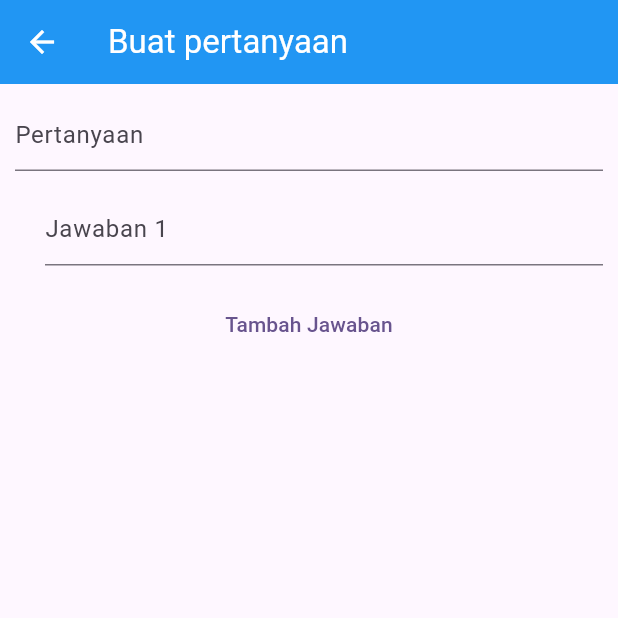
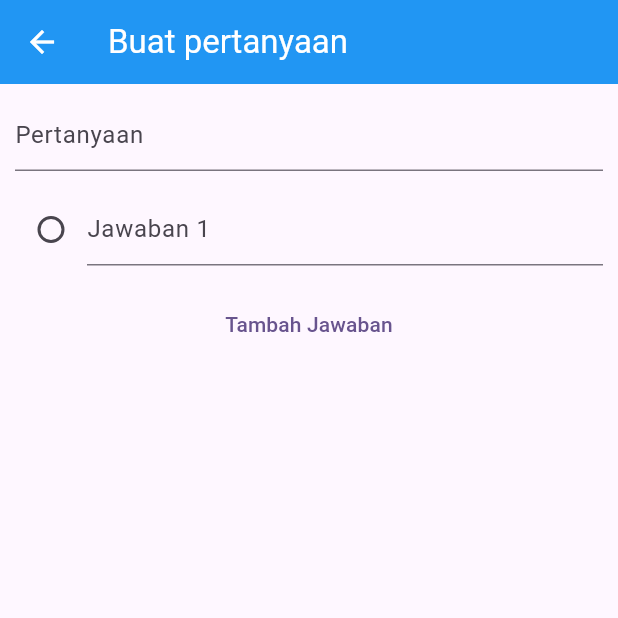
Before and after one commit to maulanasiddiq-andev/quiz-app-mobile, a Flutter app: the QuizQuestionCreatePage screen opened directly, on a phone screen of 412 x 824 dp, the top half of it. Run offline on Flutter 3.47's test engine with Material 3 defaults, Android fonts, the phone set to English and light mode, and no system bars; our stand-ins replace flutter_riverpod, flutter_secure_storage, fluttertoast; accounts and stored records are empty.

```diff
--- a/lib/pages/quiz_create/quiz_question_create_page.dart
+++ b/lib/pages/quiz_create/quiz_question_create_page.dart
@@ -58,12 +58,20 @@ class _QuizQuestionCreatePageState extends ConsumerState<QuizQuestionCreatePage>
                       ),
                       onChanged: (value) => notifier.updateQuestion(value),
                     ),
-                    Padding(
-                      padding: const EdgeInsets.only(left: 20),
+                    RadioGroup(
+                      groupValue: currentQuestion.trueAnswerIndex,
+                      onChanged: (int? value) {
+                        notifier.determineTrueAnswer(value);
+                      },
                       child: Column(
+                        spacing: 5,
                         children: [
                           for (var i = 0; i < currentQuestion.answers.length; i++)
-                            TextField(
+                            Row(
+                              children: [
+                                Radio(value: i),
+                                Expanded(
+                                  child: TextField(
                                     controller: TextEditingController.fromValue(
                                       TextEditingValue(
                                         text: currentQuestion.answers[i].text,
@@ -74,6 +82,9 @@ class _QuizQuestionCreatePageState extends ConsumerState<QuizQuestionCreatePage>
                                       hintText: "Jawaban ${i + 1}"
                                     ),
                                     onChanged: (value) => notifier.updateAnswer(i, value),
+                                  ),
+                                )
+                              ],
                             )
                         ],
                       ),
```
Also changed, not shown: lib/models/quiz_create/question_create_model.dart (+6 -2 lines), lib/notifiers/quiz/quiz_create_notifier.dart (+19 -0 lines). Lines whose indentation alone changed are shown as unchanged.
